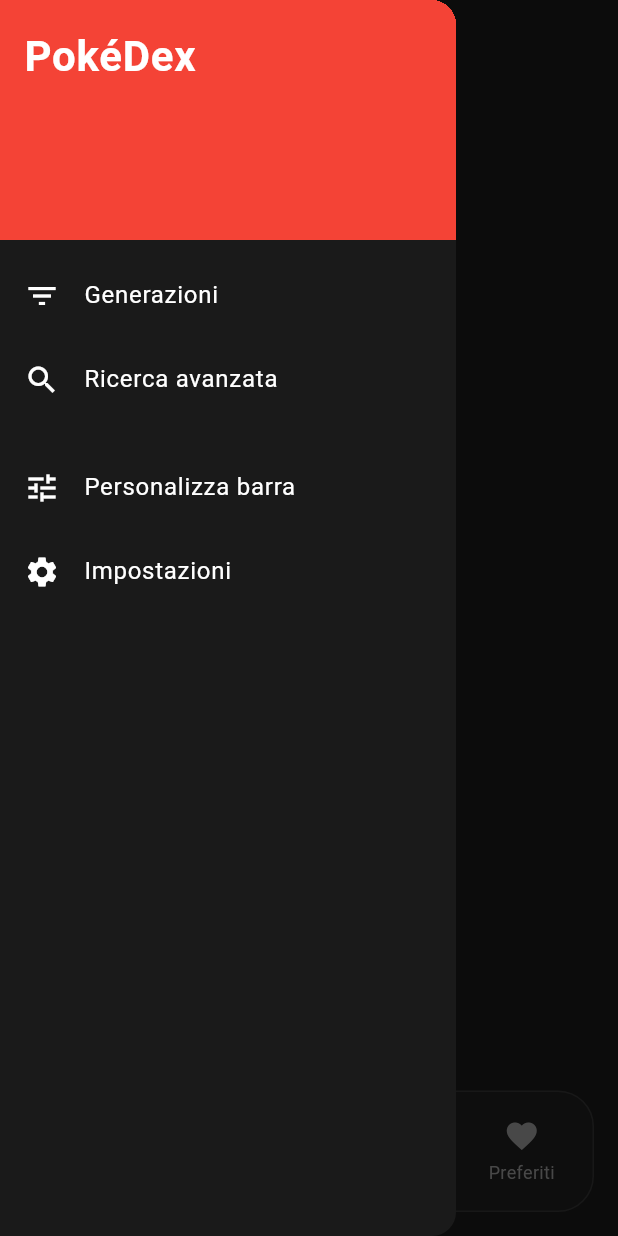
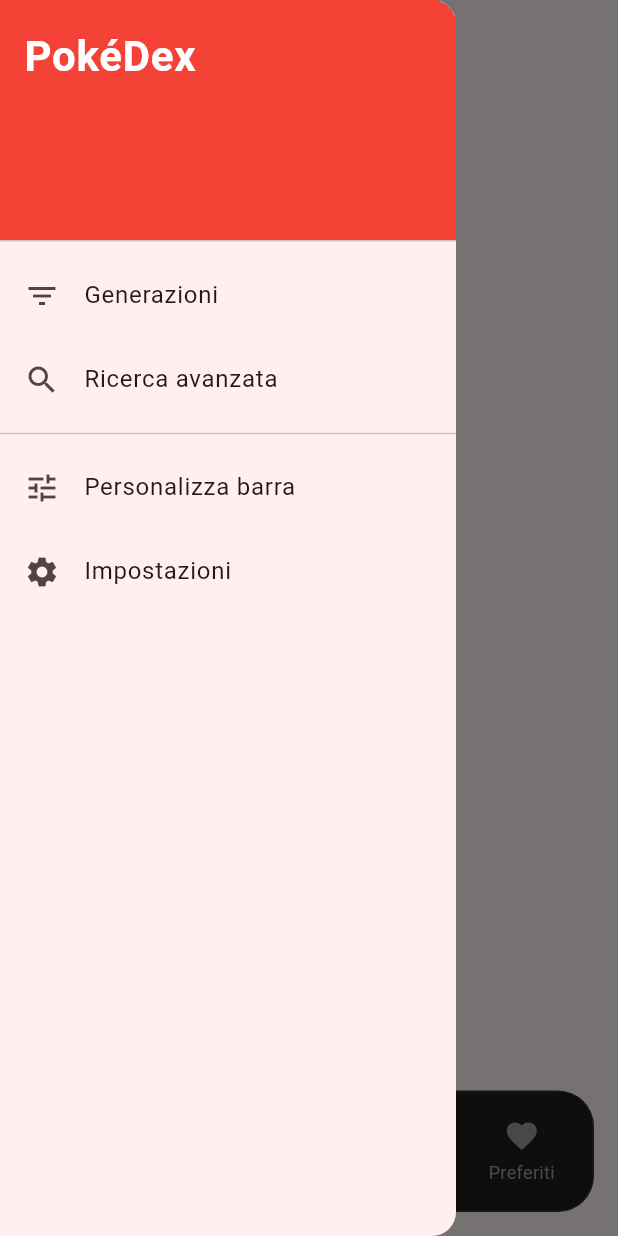
Before and after one commit to FakeStu/PokeDex, a Flutter app: the screen it shows after launch, item 3 of the bottom bar chosen, with the side drawer open, on a phone screen of 412 x 824 dp. Run offline on Flutter 3.47's test engine with Material 3 defaults, Android fonts, the phone set to English and light mode, and no system bars; our stand-ins replace flex_color_scheme, go_router; network calls fail.

Commit message:
Started working on theme app wide

```diff
--- a/lib/app.dart
+++ b/lib/app.dart
@@ -1,5 +1,7 @@
 import 'package:flutter/material.dart';
 import 'package:pokedex/navigation/app_router.dart';
+import 'package:flex_color_scheme/flex_color_scheme.dart';
+import 'package:flutter/cupertino.dart';
 
 class Pokedex extends StatelessWidget {
   const Pokedex({super.key});
@@ -8,38 +10,120 @@
   Widget build(BuildContext context) {
     return MaterialApp.router(
       title: 'PokéDex',
-      theme: ThemeData(
-        colorScheme: ColorScheme.dark(
-          surface: const Color(0xFF1a1a1a),
-          onSurface: Colors.white
-        ),
-        scaffoldBackgroundColor: const Color(0xFF1a1a1a),
-        canvasColor: Colors.transparent,
-        cardColor: const Color(0xFF1a1a1a),
-        expansionTileTheme: const ExpansionTileThemeData(
-          backgroundColor: Colors.transparent,
-          collapsedBackgroundColor: Colors.transparent,
-        ),
-        dividerTheme: const DividerThemeData(
-          color: Colors.transparent,
-        ),
-        navigationBarTheme: NavigationBarThemeData(
-          height: 70,
-          backgroundColor: const Color(0xFF1E1E1E),
-          surfaceTintColor: Colors.transparent,
-          iconTheme: WidgetStateProperty.resolveWith((states) {
-            if(states.contains(WidgetState.selected)) {
-              return const IconThemeData(color: Colors.teal);
-            }
-            if (states.contains(WidgetState.hovered)) {
-              return const IconThemeData(color: Colors.white70);
-            }
-            return const IconThemeData(color: Colors.grey);
-          })
-        ),
-      ),
+      theme: AppTheme.light,
+      darkTheme: AppTheme.dark,
+      themeMode: ThemeMode.system,
       debugShowCheckedModeBanner: false,
       routerConfig: appRouter,
     );
   }
 }
+
+/// The [AppTheme] defines light and dark themes for the app.
+///
+/// Theme setup for FlexColorScheme package v8.
+/// Use same major flex_color_scheme package version. If you use a
+/// lower minor version, some properties may not be supported.
+/// In that case, remove them after copying this theme to your
+/// app or upgrade the package to version 8.4.0.
+abstract final class AppTheme {
+  // The FlexColorScheme defined light mode ThemeData.
+  static ThemeData light = FlexThemeData.light(
+    // User defined custom colors made with FlexSchemeColor() API.
+    colors: const FlexSchemeColor(
+      primary: Color(0xFFDC0A2D),
+      primaryContainer: Color(0xFFFFDAD8),
+      secondary: Color(0xFF2F6DAE),
+      secondaryContainer: Color(0xFFFFDBCF),
+      tertiary: Color(0xFF48D0B0),
+      tertiaryContainer: Color(0xFF95F0FF),
+      appBarColor: Color(0xFFFFDBCF),
+      error: Color(0xFFFF8C00),
+      errorContainer: Color(0xFFFFCF94),
+    ),
+    // Input color modifiers.
+    usedColors: 7,
+    // Surface color adjustments.
+    surfaceTint: const Color(0xFFFFFFFF),
+    // Component theme configurations for light mode.
+    subThemesData: const FlexSubThemesData(
+      adaptiveRadius: FlexAdaptive.all(),
+      inputDecoratorIsFilled: true,
+      alignedDropdown: true,
+      tooltipRadius: 4,
+      tooltipSchemeColor: SchemeColor.inverseSurface,
+      tooltipOpacity: 0.9,
+      snackBarElevation: 6,
+      snackBarBackgroundSchemeColor: SchemeColor.inverseSurface,
+      navigationRailUseIndicator: true,
+    ),
+    // ColorScheme seed generation configuration for light mode.
+    keyColors: const FlexKeyColors(
+      useSecondary: true,
+      useTertiary: true,
+      useError: true,
+      keepPrimary: true,
+      keepSecondary: true,
+      keepTertiary: true,
+      keepError: true,
+      keepErrorContainer: true,
+      useExpressiveOnContainerColors: true,
+    ),
+    tones: FlexSchemeVariant.material
+        .tones(Brightness.light),
+    // Direct ThemeData properties.
+    visualDensity: FlexColorScheme.comfortablePlatformDensity,
+    cupertinoOverrideTheme: const CupertinoThemeData(applyThemeToAll: true),
+  );
+
+  // The FlexColorScheme defined dark mode ThemeData.
+  static ThemeData dark = FlexThemeData.dark(
+    // User defined custom colors made with FlexSchemeColor() API.
+    colors: const FlexSchemeColor(
+      primary: Color(0xFFDC0A2D),
+      primaryContainer: Color(0xFFDC0A2D),
+      primaryLightRef: Color(0x00000000), // The color of light mode primary
+      secondary: Color(0xFF2F6DAE),
+      secondaryContainer: Color(0xFF2F6DAE),
+      secondaryLightRef: Color(0x00000000), // The color of light mode secondary
+      tertiary: Color(0xFF48D0B0),
+      tertiaryContainer: Color(0xFF48D0B0),
+      tertiaryLightRef: Color(0x00000000), // The color of light mode tertiary
+      appBarColor: Color(0xFFFFDBCF),
+      error: Color(0xFFFF8C00),
+      errorContainer: Color(0xFF93000A),
+    ),
+    // Input color modifiers.
+    usedColors: 7,
+    // Surface color adjustments.
+    surfaceTint: const Color(0xFF1A1A1A),
+    // Component theme configurations for dark mode.
+    subThemesData: const FlexSubThemesData(
+      blendOnColors: true,
+      adaptiveRadius: FlexAdaptive.all(),
+      inputDecoratorIsFilled: true,
+      alignedDropdown: true,
+      tooltipRadius: 4,
+      tooltipSchemeColor: SchemeColor.inverseSurface,
+      tooltipOpacity: 0.9,
+      snackBarElevation: 6,
+      snackBarBackgroundSchemeColor: SchemeColor.inverseSurface,
+      navigationRailUseIndicator: true,
+    ),
+    // ColorScheme seed configuration setup for dark mode.
+    keyColors: const FlexKeyColors(
+      useSecondary: true,
+      useTertiary: true,
+      useError: true,
+      keepPrimary: true,
+      keepSecondary: true,
+      keepTertiary: true,
+      keepError: true,
+    ),
+    tones: FlexSchemeVariant.material
+        .tones(Brightness.dark),
+    // Direct ThemeData properties.
+    visualDensity: FlexColorScheme.comfortablePlatformDensity,
+    cupertinoOverrideTheme: const CupertinoThemeData(applyThemeToAll: true),
+  );
+}
```
